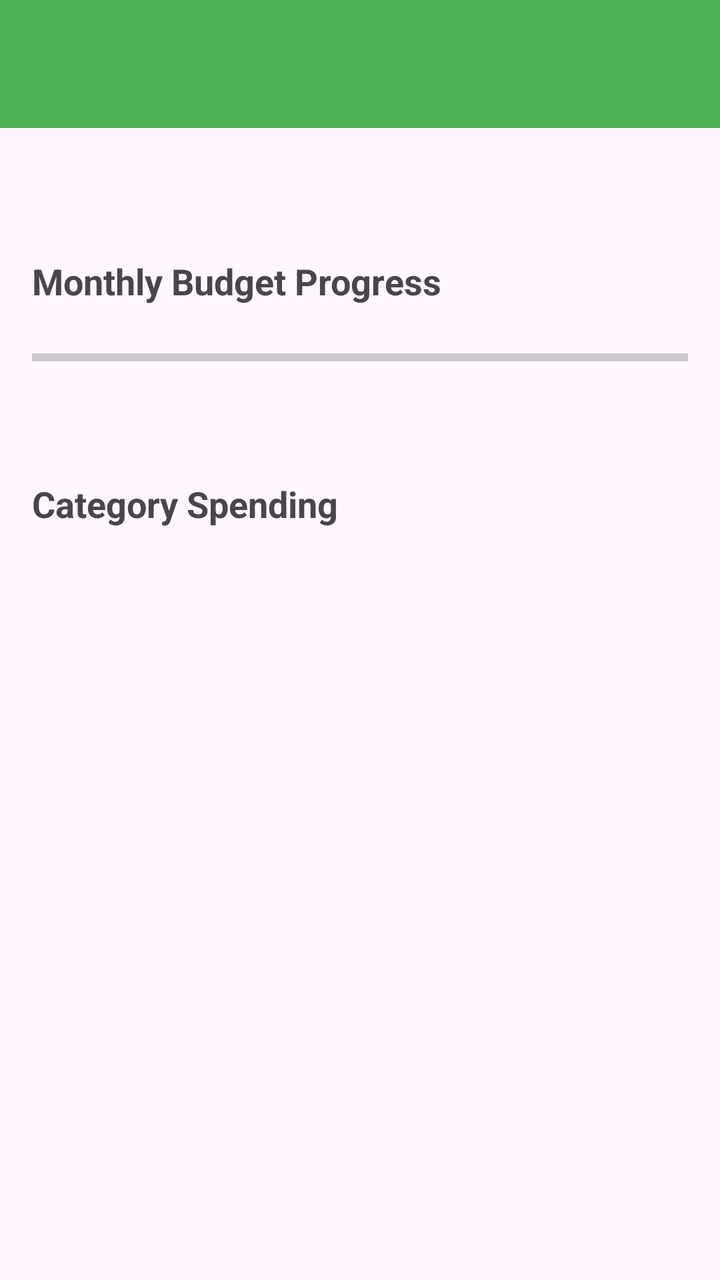
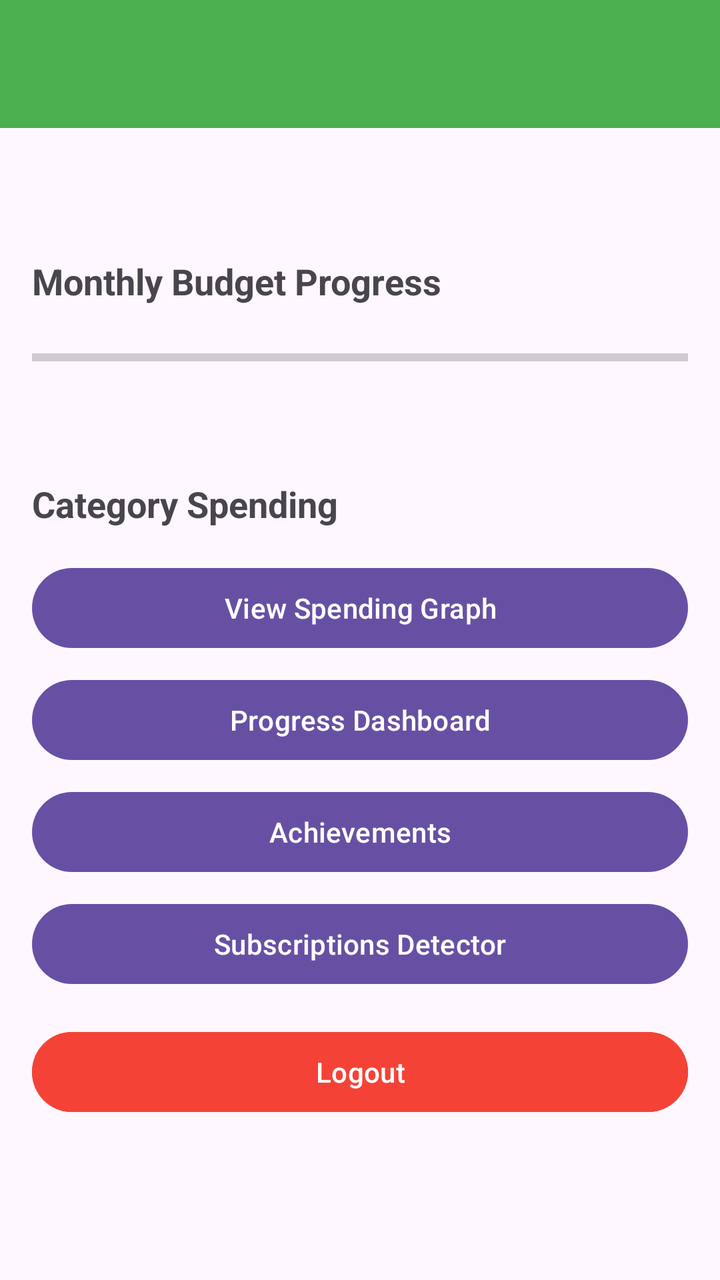

Before-and-after screenshots of an Android layout around one commit, followed by the original layout XML and the change that was made.
<!-- AndroidManifest.xml: application theme Theme.Pennywise2 -->
<!-- res/layout/activity_dashboard.xml -->
<?xml version="1.0" encoding="utf-8"?>
<LinearLayout xmlns:android="http://schemas.android.com/apk/res/android"
    android:layout_width="match_parent" android:layout_height="match_parent"
    android:orientation="vertical">
    <androidx.appcompat.widget.Toolbar android:id="@+id/toolbar"
        android:layout_width="match_parent" android:layout_height="?attr/actionBarSize"
        android:background="#4CAF50" android:titleTextColor="@android:color/white" android:title="PennyWise"/>
    <ScrollView android:layout_width="match_parent" android:layout_height="0dp" android:layout_weight="1" android:padding="16dp">
        <LinearLayout android:layout_width="match_parent" android:layout_height="wrap_content" android:orientation="vertical">
            <TextView android:id="@+id/tvWelcome" android:layout_width="match_parent" android:layout_height="wrap_content"
                android:textSize="24sp" android:textStyle="bold" android:layout_marginBottom="16dp"/>
            <TextView android:layout_width="wrap_content" android:layout_height="wrap_content"
                android:text="Monthly Budget Progress" android:textSize="18sp" android:textStyle="bold"/>
            <ProgressBar android:id="@+id/pbBudget" style="?android:attr/progressBarStyleHorizontal"
                android:layout_width="match_parent" android:layout_height="20dp" android:layout_marginTop="16dp"
                android:progressTint="#4CAF50" android:max="100"/>
            <TextView android:id="@+id/tvBudgetStatus" android:layout_width="match_parent" android:layout_height="wrap_content"
                android:textAlignment="center" android:layout_marginTop="8dp"/>
            <TextView android:layout_width="match_parent" android:layout_height="wrap_content" android:layout_marginTop="24dp"
                android:text="Category Spending" android:textSize="18sp" android:textStyle="bold"/>
            <androidx.recyclerview.widget.RecyclerView android:id="@+id/rvCategories"
                android:layout_width="match_parent" android:layout_height="wrap_content"/>
            <Button android:id="@+id/btnGraph" android:text="View Spending Graph" android:layout_marginTop="16dp"/>
            <Button android:id="@+id/btnProgressDashboard" android:text="Progress Dashboard" android:layout_marginTop="8dp"/>
            <Button android:id="@+id/btnAchievements" android:text="Achievements" android:layout_marginTop="8dp"/>
            <Button android:id="@+id/btnSubscriptions" android:text="Subscriptions Detector" android:layout_marginTop="8dp"/>
            <Button android:id="@+id/btnLogout" android:text="Logout" android:backgroundTint="#F44336" android:layout_marginTop="16dp"/>
        </LinearLayout>
    </ScrollView>
</LinearLayout>
<!-- resources referenced by this layout -->
<resources>
  <style name="Theme.Pennywise2" parent="Base.Theme.Pennywise2" />
  <style name="Base.Theme.Pennywise2" parent="Theme.Material3.DayNight.NoActionBar">
          
          
      </style>
</resources>

<!-- the commit's change to res/layout/activity_dashboard.xml (unified diff, before → after) -->
@@ -1,30 +1,107 @@
 <?xml version="1.0" encoding="utf-8"?>
 <LinearLayout xmlns:android="http://schemas.android.com/apk/res/android"
-    android:layout_width="match_parent" android:layout_height="match_parent"
+    android:layout_width="match_parent"
+    android:layout_height="match_parent"
     android:orientation="vertical">
-    <androidx.appcompat.widget.Toolbar android:id="@+id/toolbar"
-        android:layout_width="match_parent" android:layout_height="?attr/actionBarSize"
-        android:background="#4CAF50" android:titleTextColor="@android:color/white" android:title="PennyWise"/>
-    <ScrollView android:layout_width="match_parent" android:layout_height="0dp" android:layout_weight="1" android:padding="16dp">
-        <LinearLayout android:layout_width="match_parent" android:layout_height="wrap_content" android:orientation="vertical">
-            <TextView android:id="@+id/tvWelcome" android:layout_width="match_parent" android:layout_height="wrap_content"
-                android:textSize="24sp" android:textStyle="bold" android:layout_marginBottom="16dp"/>
-            <TextView android:layout_width="wrap_content" android:layout_height="wrap_content"
-                android:text="Monthly Budget Progress" android:textSize="18sp" android:textStyle="bold"/>
-            <ProgressBar android:id="@+id/pbBudget" style="?android:attr/progressBarStyleHorizontal"
-                android:layout_width="match_parent" android:layout_height="20dp" android:layout_marginTop="16dp"
-                android:progressTint="#4CAF50" android:max="100"/>
-            <TextView android:id="@+id/tvBudgetStatus" android:layout_width="match_parent" android:layout_height="wrap_content"
-                android:textAlignment="center" android:layout_marginTop="8dp"/>
-            <TextView android:layout_width="match_parent" android:layout_height="wrap_content" android:layout_marginTop="24dp"
-                android:text="Category Spending" android:textSize="18sp" android:textStyle="bold"/>
-            <androidx.recyclerview.widget.RecyclerView android:id="@+id/rvCategories"
-                android:layout_width="match_parent" android:layout_height="wrap_content"/>
-            <Button android:id="@+id/btnGraph" android:text="View Spending Graph" android:layout_marginTop="16dp"/>
-            <Button android:id="@+id/btnProgressDashboard" android:text="Progress Dashboard" android:layout_marginTop="8dp"/>
-            <Button android:id="@+id/btnAchievements" android:text="Achievements" android:layout_marginTop="8dp"/>
-            <Button android:id="@+id/btnSubscriptions" android:text="Subscriptions Detector" android:layout_marginTop="8dp"/>
-            <Button android:id="@+id/btnLogout" android:text="Logout" android:backgroundTint="#F44336" android:layout_marginTop="16dp"/>
+
+    <androidx.appcompat.widget.Toolbar
+        android:id="@+id/toolbar"
+        android:layout_width="match_parent"
+        android:layout_height="?attr/actionBarSize"
+        android:background="#4CAF50"
+        android:title="@string/app_display_name"
+        android:titleTextColor="@android:color/white" />
+
+    <ScrollView
+        android:layout_width="match_parent"
+        android:layout_height="0dp"
+        android:layout_weight="1"
+        android:padding="16dp">
+
+        <LinearLayout
+            android:layout_width="match_parent"
+            android:layout_height="wrap_content"
+            android:orientation="vertical">
+
+            <TextView
+                android:id="@+id/tvWelcome"
+                android:layout_width="match_parent"
+                android:layout_height="wrap_content"
+                android:layout_marginBottom="16dp"
+                android:textSize="24sp"
+                android:textStyle="bold" />
+
+            <TextView
+                android:layout_width="match_parent"
+                android:layout_height="wrap_content"
+                android:text="@string/label_monthly_budget"
+                android:textSize="18sp"
+                android:textStyle="bold" />
+
+            <ProgressBar
+                android:id="@+id/pbBudget"
+                style="?android:attr/progressBarStyleHorizontal"
+                android:layout_width="match_parent"
+                android:layout_height="20dp"
+                android:layout_marginTop="16dp"
+                android:max="100"
+                android:progressTint="#4CAF50" />
+
+            <TextView
+                android:id="@+id/tvBudgetStatus"
+                android:layout_width="match_parent"
+                android:layout_height="wrap_content"
+                android:layout_marginTop="8dp"
+                android:textAlignment="center" />
+
+            <TextView
+                android:layout_width="match_parent"
+                android:layout_height="wrap_content"
+                android:layout_marginTop="24dp"
+                android:text="@string/label_category_spending"
+                android:textSize="18sp"
+                android:textStyle="bold" />
+
+            <androidx.recyclerview.widget.RecyclerView
+                android:id="@+id/rvCategories"
+                android:layout_width="match_parent"
+                android:layout_height="wrap_content" />
+
+            <Button
+                android:id="@+id/btnGraph"
+                android:layout_width="match_parent"
+                android:layout_height="wrap_content"
+                android:layout_marginTop="16dp"
+                android:text="@string/btn_view_graph" />
+
+            <Button
+                android:id="@+id/btnProgressDashboard"
+                android:layout_width="match_parent"
+                android:layout_height="wrap_content"
+                android:layout_marginTop="8dp"
+                android:text="@string/btn_progress_dashboard" />
+
+            <Button
+                android:id="@+id/btnAchievements"
+                android:layout_width="match_parent"
+                android:layout_height="wrap_content"
+                android:layout_marginTop="8dp"
+                android:text="@string/btn_achievements" />
+
+            <Button
+                android:id="@+id/btnSubscriptions"
+                android:layout_width="match_parent"
+                android:layout_height="wrap_content"
+                android:layout_marginTop="8dp"
+                android:text="@string/btn_subscriptions" />
+
+            <Button
+                android:id="@+id/btnLogout"
+                android:layout_width="match_parent"
+                android:layout_height="wrap_content"
+                android:layout_marginTop="16dp"
+                android:backgroundTint="#F44336"
+                android:text="@string/btn_logout" />
         </LinearLayout>
     </ScrollView>
 </LinearLayout>
<!-- resource entries referenced after the edit -->
@@ -1,5 +1,13 @@
 <!-- resources referenced by this layout -->
 <resources>
+  <string name="app_display_name">PennyWise</string>
+  <string name="btn_achievements">Achievements</string>
+  <string name="btn_logout">Logout</string>
+  <string name="btn_progress_dashboard">Progress Dashboard</string>
+  <string name="btn_subscriptions">Subscriptions Detector</string>
+  <string name="btn_view_graph">View Spending Graph</string>
+  <string name="label_category_spending">Category Spending</string>
+  <string name="label_monthly_budget">Monthly Budget Progress</string>
   <style name="Theme.Pennywise2" parent="Base.Theme.Pennywise2" />
   <style name="Base.Theme.Pennywise2" parent="Theme.Material3.DayNight.NoActionBar">
           
